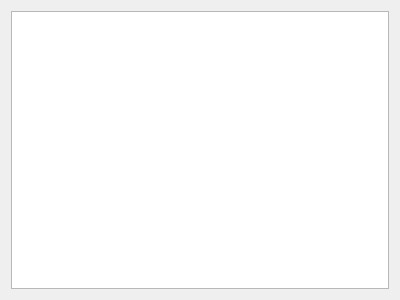
Old version of the form plugins/network/networkreplywidget.ui in the repository KDAB/GammaRay.
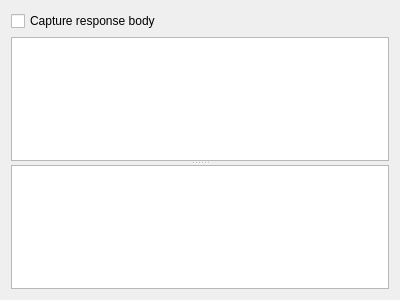
New version of the form.

Commit message:
Allow capturing response for network operations
The Network Operations tab now contains a checkbox that allows the user
to enable collection of the response body for network replies.

To begin with, we only only collect up to 5MiB of data. In the future we
might make this configurable, and maybe even allow the user to whitelist
to specific Content-Type values.

Patch:
```diff
--- a/plugins/network/networkreplywidget.ui
+++ b/plugins/network/networkreplywidget.ui
@@ -10,8 +10,27 @@
     <height>300</height>
    </rect>
   </property>
+  <layout class="QVBoxLayout" name="verticalLayout_2">
+   <item>
   <layout class="QVBoxLayout" name="verticalLayout">
    <item>
+      <widget class="QCheckBox" name="captureResponse">
+       <property name="sizePolicy">
+        <sizepolicy hsizetype="Minimum" vsizetype="Fixed">
+         <horstretch>0</horstretch>
+         <verstretch>0</verstretch>
+        </sizepolicy>
+       </property>
+       <property name="text">
+        <string>Capture response body</string>
+       </property>
+      </widget>
+     </item>
+     <item>
+      <widget class="QSplitter" name="splitter">
+       <property name="orientation">
+        <enum>Qt::Vertical</enum>
+       </property>
     <widget class="QTreeView" name="replyView">
      <property name="contextMenuPolicy">
       <enum>Qt::CustomContextMenu</enum>
@@ -20,6 +39,14 @@
       <bool>true</bool>
      </property>
     </widget>
+       <widget class="QPlainTextEdit" name="responseTextEdit">
+        <property name="readOnly">
+         <bool>true</bool>
+        </property>
+       </widget>
+      </widget>
+     </item>
+    </layout>
    </item>
   </layout>
  </widget>
```
Lines whose indentation alone changed are shown as unchanged. The commit also changes 11 other files.
